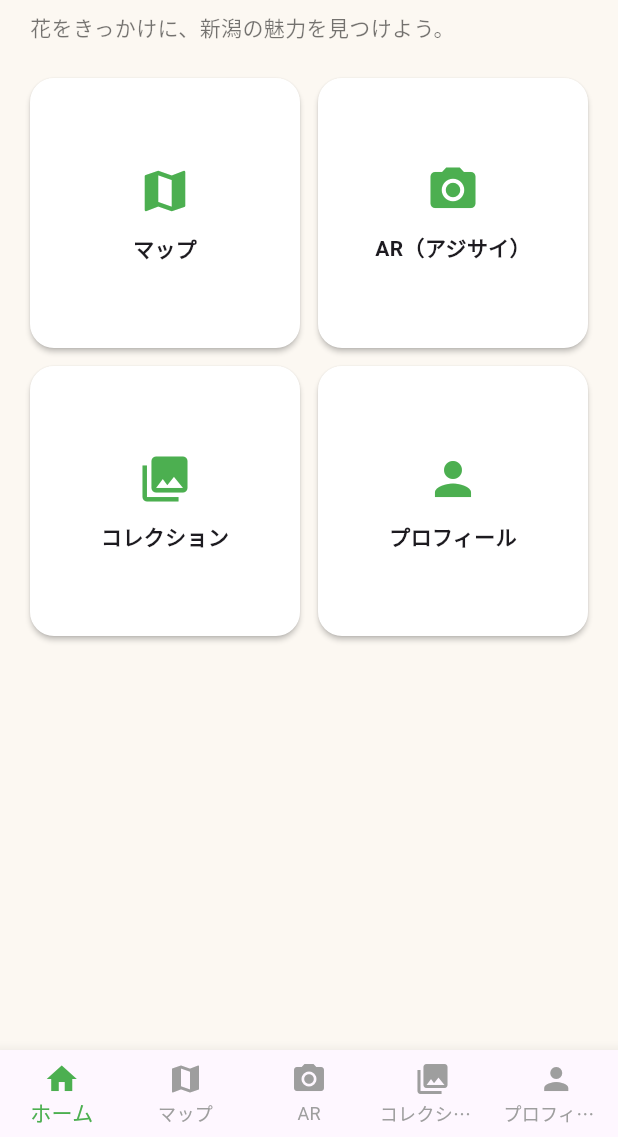
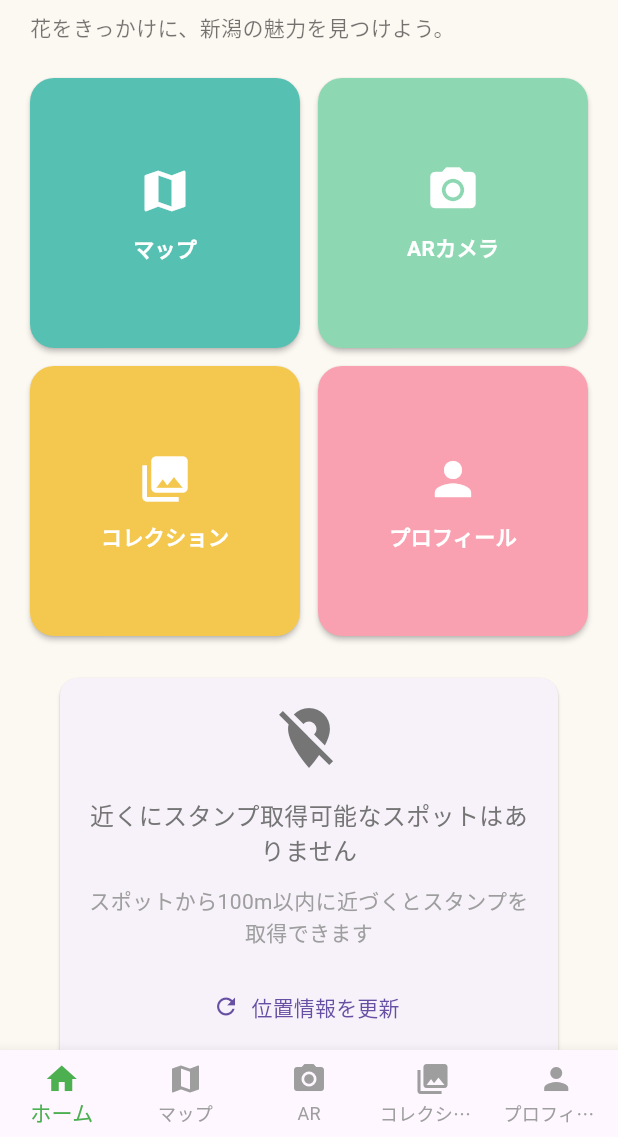
Before and after one commit to TeamYIMT/niigata-flower-guide, a Flutter app: the screen it shows once a user with an empty profile is signed in, on a phone screen of 412 x 824 dp, the part 99-1236 px from its top. Run offline on Flutter 3.47's test engine with Material 3 defaults, Android fonts, the phone set to English and light mode, and no system bars; our stand-ins replace cloud_firestore, expandable_text, firebase_auth, firebase_core, flutter_dotenv, geolocator and 3 more; missing offline and left inert: dart:html, flutter_unity_widget; accounts and stored records are empty.

Commit message:
fix: ホーム画面のタイルのカラーと近くのスポット表示の修正

```diff
--- a/lib/screens/home_screen.dart
+++ b/lib/screens/home_screen.dart
@@ -3,6 +3,9 @@ import 'package:flutter/material.dart';
 import 'map_screen.dart';
 import 'stamps_collection_screen.dart'; // クラス名は StampCollectionScreen（単数形）
 import 'profile_screen.dart';
+import '../widgets/nearby_spots_widget.dart';
+
+const _primaryGreen = Color(0xFF4CAF50);
 
 class HomeScreen extends StatefulWidget {
   const HomeScreen({super.key});
@@ -15,7 +18,6 @@ class _HomeScreenState extends State<HomeScreen> {
   // 0:ホーム, 1:マップ, 2:AR(押したら遷移), 3:コレクション, 4:プロフィール
   int _index = 0;
 
-  static const _primaryGreen = Color(0xFF4CAF50);
   static const _bgLight = Color(0xFFFCF8F2);
 
   @override
@@ -103,23 +105,35 @@ class _HomeTab extends StatelessWidget {
               icon: Icons.map,
               label: 'マップ',
               onTap: () => goTab(1),
+              color: const Color(0xFF56C0B3),
             ),
             _HomeBigButton(
               icon: Icons.camera_alt,
-              label: 'AR（アジサイ）',
+              label: 'ARカメラ',
               onTap: () => goTab(2),
+              color: const Color(0xFF8DD7B2),
             ),
             _HomeBigButton(
               icon: Icons.collections,
               label: 'コレクション',
               onTap: () => goTab(3),
+              color: const Color(0xFFF4C84E),
             ),
             _HomeBigButton(
               icon: Icons.person,
               label: 'プロフィール',
               onTap: () => goTab(4),
+              color: const Color(0xFFF9A1B0),
             ),
           ],
+        ),
+
+        const SizedBox(height: 24),
+
+        // 近くのスポット情報
+        Padding(
+          padding: const EdgeInsets.symmetric(horizontal: 16),
+          child: const NearbySpotsWidget(),
         ),
       ],
     );
@@ -130,17 +144,19 @@ class _HomeBigButton extends StatelessWidget {
   final IconData icon;
   final String label;
   final VoidCallback onTap;
+  final Color color;
   const _HomeBigButton({
     super.key,
     required this.icon,
     required this.label,
     required this.onTap,
+    required this.color,
   });
 
   @override
   Widget build(BuildContext context) {
     return Material(
-      color: Colors.white,
+      color: color,
       borderRadius: BorderRadius.circular(16),
       elevation: 1.5,
       child: InkWell(
@@ -151,9 +167,9 @@ class _HomeBigButton extends StatelessWidget {
           child: Column(
             mainAxisAlignment: MainAxisAlignment.center,
             children: [
-              Icon(icon, size: 36, color: const Color(0xFF4CAF50)),
+              Icon(icon, size: 36, color: Colors.white),
               const SizedBox(height: 10),
-              Text(label, style: const TextStyle(fontWeight: FontWeight.w600)),
+              Text(label, style: const TextStyle(fontWeight: FontWeight.w600, color: Colors.white)),
             ],
           ),
         ),
```
Also changed, not shown: pubspec.lock.
